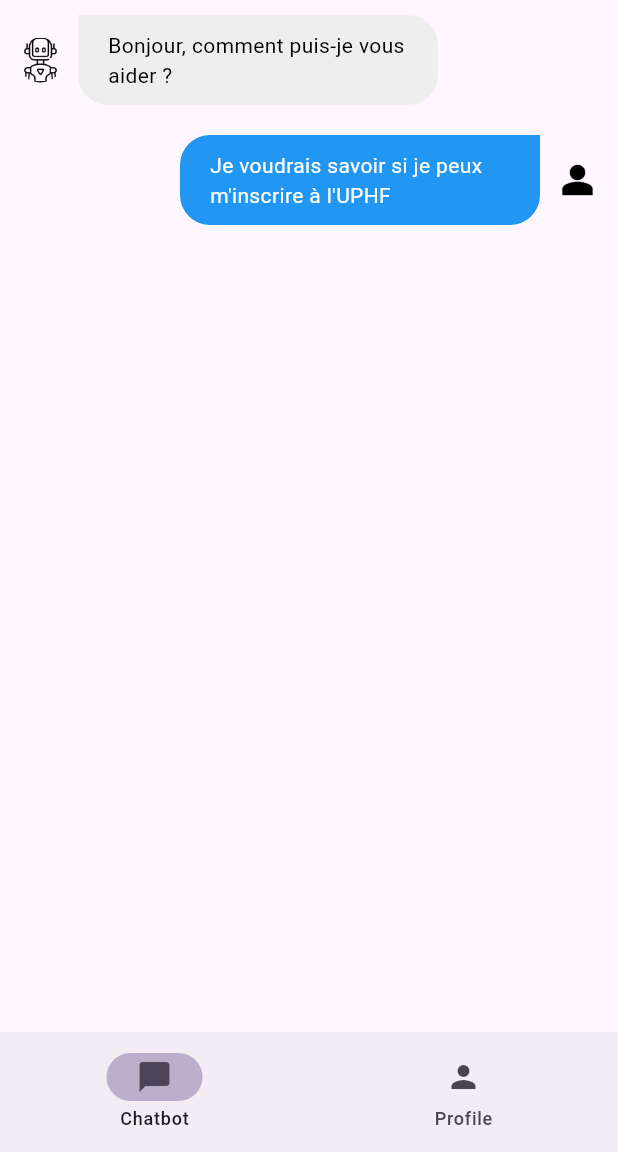
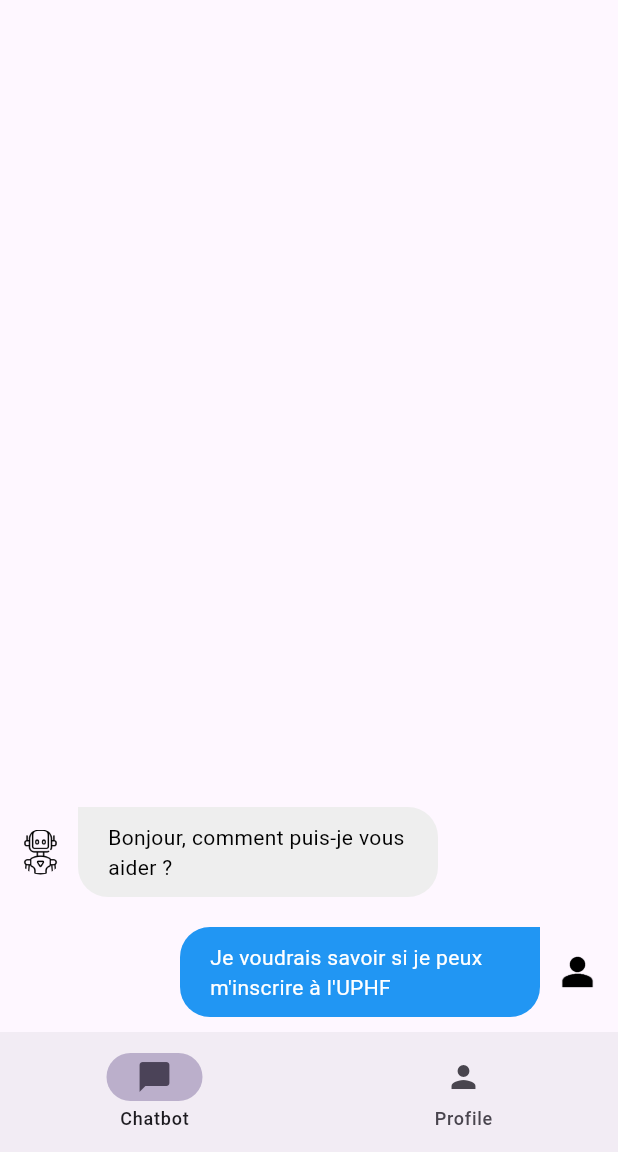
Before and after one commit to Miunn/projet-info-s8, a Flutter app: the screen it shows after launch, on a phone screen of 412 x 824 dp, the part 84-1236 px from its top. Run offline on Flutter 3.47's test engine with Material 3 defaults, Android fonts, the light colour scheme and no system bars.

Commit message:
Align end chatbot screen

```diff
--- a/lib/screens/chatbot.dart
+++ b/lib/screens/chatbot.dart
@@ -16,6 +16,7 @@ class _ChatBotState extends State<ChatBot> {
       body: Padding(
         padding: EdgeInsets.fromLTRB(12.0, 0.0, 12.0, 0.0),
         child: Column(
+          mainAxisAlignment: MainAxisAlignment.end,
           children: [
             ChatBubble(
               text: 'Bonjour, comment puis-je vous aider ?',
```
